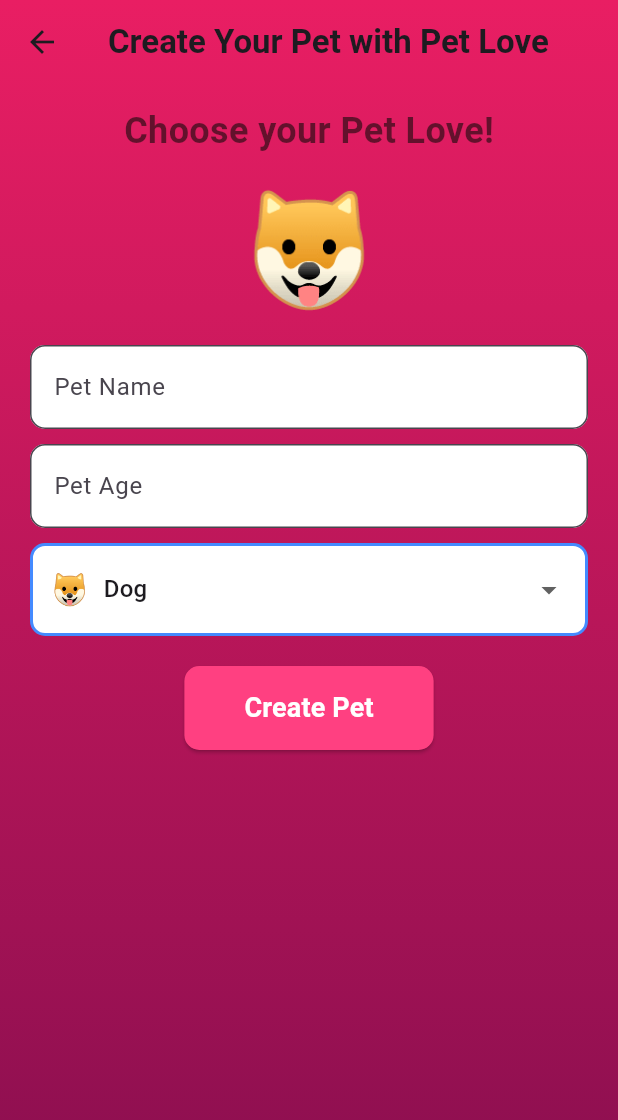
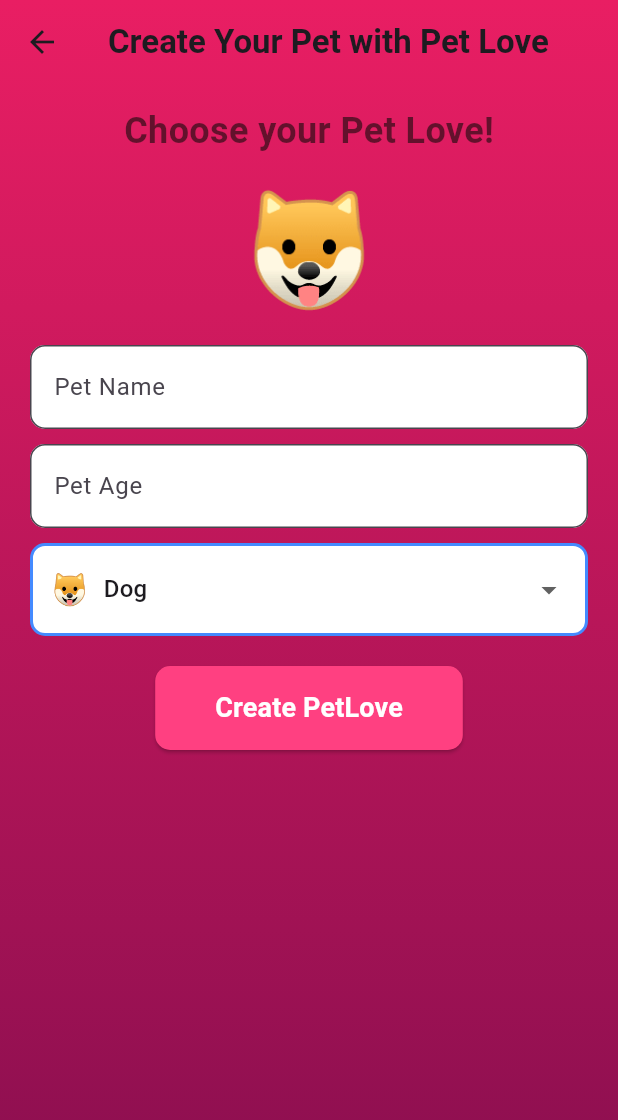
Before and after one commit to N1nji/Projeto_PetLove_App, a Flutter app: the PetCreationScreen screen opened directly, on a phone screen of 412 x 824 dp. Shown: the top 1120 px of the screen. Run offline on Flutter 3.47's test engine with Material 3 defaults, Android fonts, the phone set to English and light mode, and no system bars.

Commit message:
Resolvendo bug

```diff
--- a/lib/screens/pet_creation_screen.dart
+++ b/lib/screens/pet_creation_screen.dart
@@ -97,7 +97,6 @@ class PetCreationScreenState extends State<PetCreationScreen> {
                 },
               ),
               const SizedBox(height: 10),
-
               Container(
                 padding: const EdgeInsets.symmetric(horizontal: 12, vertical: 5),
                 decoration: BoxDecoration(
@@ -144,7 +143,7 @@ class PetCreationScreenState extends State<PetCreationScreen> {
                   padding: const EdgeInsets.symmetric(horizontal: 40, vertical: 15),
                 ),
                 child: const Text(
-                  'Create Pet',
+                  'Create PetLove',
                   style: TextStyle(fontSize: 18, fontWeight: FontWeight.bold, color: Colors.white),
                 ),
               ),
```
